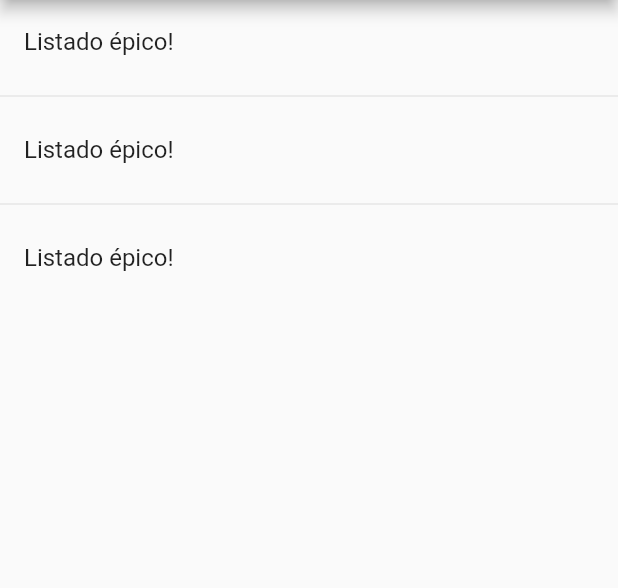
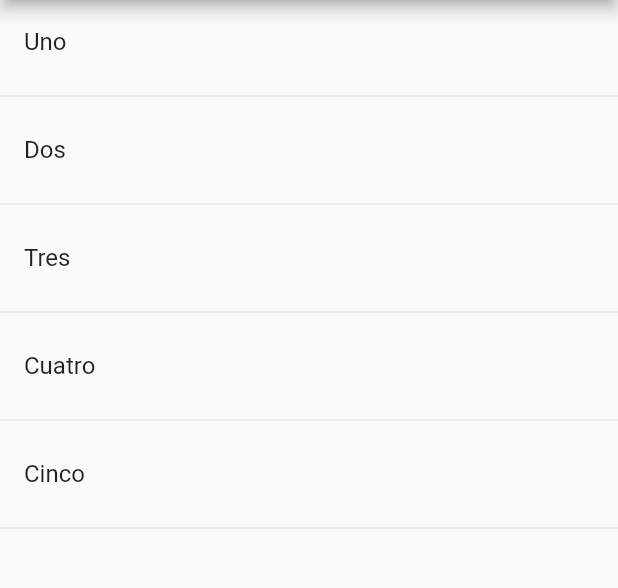
Before and after one commit to JHORJE18/Flutter_Componentes, a Flutter app: the screen it shows after launch, on a phone screen of 412 x 824 dp, the part 84-672 px from its top. Run offline on Flutter 3.47's test engine with Material 2 defaults, Android fonts, the phone set to English and light mode, and no system bars.

Commit message:
List dynamic

```diff
--- a/lib/src/pages/home_temp.dart
+++ b/lib/src/pages/home_temp.dart
@@ -1,7 +1,7 @@
 import 'package:flutter/material.dart';
 
 class HomePageTemp extends StatelessWidget {
-  const HomePageTemp({Key key}) : super(key: key);
+  final List<String> opciones = ['Uno', 'Dos', 'Tres', 'Cuatro', 'Cinco'];
 
   @override
   Widget build(BuildContext context) {
@@ -9,21 +9,22 @@ class HomePageTemp extends StatelessWidget {
       child: Scaffold(
         appBar: AppBar(title: Text('Componentes Temp 💪')),
         body: ListView(
-          children: [
-            ListTile(
-              title: Text('Listado épico!'),
-            ),
-            Divider(),
-            ListTile(
-              title: Text('Listado épico!'),
-            ),
-            Divider(),
-            ListTile(
-              title: Text('Listado épico!'),
-            ),
-          ],
+          children: _crearListado(),
         ),
       ),
     );
   }
+
+  List<Widget> _crearListado() {
+    List<Widget> listado = new List<Widget>();
+
+    for (String opt in opciones) {
+      final ListTile tempWidget = ListTile(
+        title: Text('$opt'),
+      );
+      listado..add(tempWidget)..add(Divider());
+    }
+
+    return listado;
+  }
 }
```
